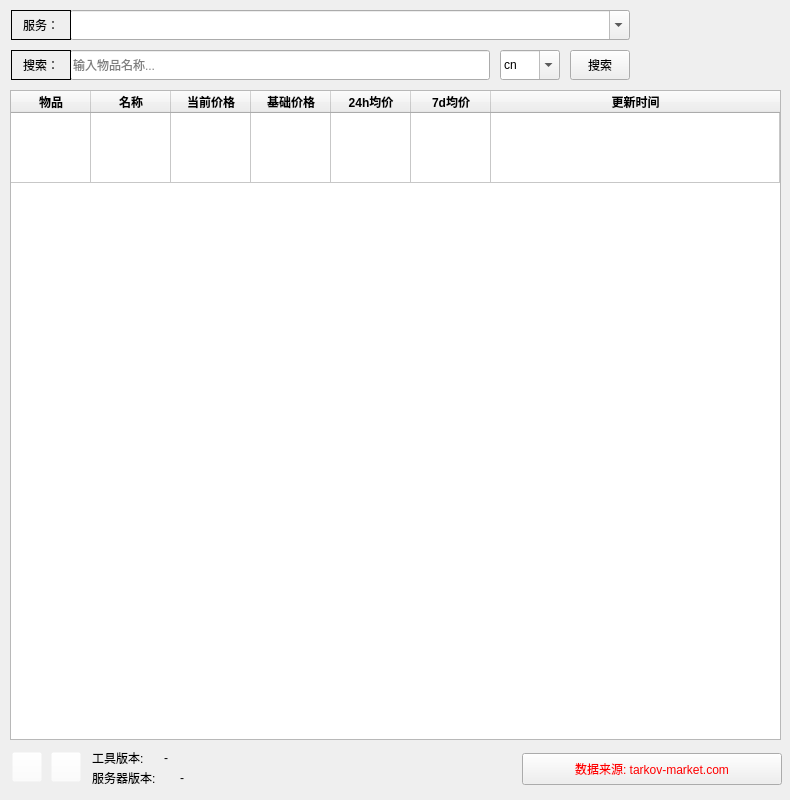
Qt form UI/TarkovPriceQueryTool_UI.ui (JOZA-ORANGE/TarkovPriceQueryTool) before a commit.
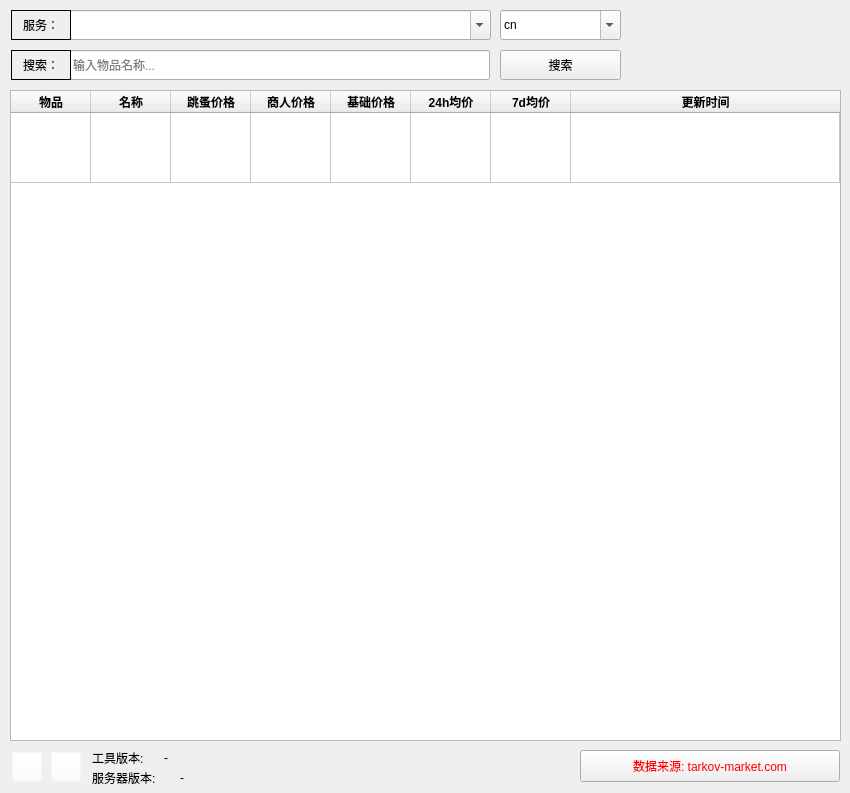
The same form after that commit. Icons and pictures are not drawn.

Commit message: 新增功能

```diff
--- a/UI/TarkovPriceQueryTool_UI.ui
+++ b/UI/TarkovPriceQueryTool_UI.ui
@@ -6,20 +6,20 @@
    <rect>
     <x>0</x>
     <y>0</y>
-    <width>790</width>
-    <height>800</height>
+    <width>850</width>
+    <height>793</height>
    </rect>
   </property>
   <property name="minimumSize">
    <size>
-    <width>790</width>
-    <height>800</height>
+    <width>850</width>
+    <height>793</height>
    </size>
   </property>
   <property name="maximumSize">
    <size>
-    <width>790</width>
-    <height>800</height>
+    <width>850</width>
+    <height>793</height>
    </size>
   </property>
   <property name="baseSize">
@@ -71,7 +71,7 @@
     <rect>
      <x>70</x>
      <y>10</y>
-     <width>560</width>
+     <width>421</width>
      <height>30</height>
     </rect>
    </property>
@@ -125,14 +125,20 @@
     <rect>
      <x>10</x>
      <y>90</y>
-     <width>771</width>
-     <height>650</height>
+     <width>831</width>
+     <height>651</height>
     </rect>
    </property>
    <property name="minimumSize">
     <size>
-     <width>560</width>
-     <height>650</height>
+     <width>831</width>
+     <height>651</height>
+    </size>
+   </property>
+   <property name="maximumSize">
+    <size>
+     <width>831</width>
+     <height>651</height>
     </size>
    </property>
    <property name="iconSize">
@@ -229,7 +235,7 @@
    </column>
    <column>
     <property name="text">
-     <string>当前价格</string>
+     <string>跳蚤价格</string>
     </property>
     <property name="font">
      <font>
@@ -242,6 +248,20 @@
      <set>AlignCenter</set>
     </property>
    </column>
+   <column>
+    <property name="text">
+     <string>商人价格</string>
+    </property>
+    <property name="font">
+     <font>
+      <weight>75</weight>
+      <bold>true</bold>
+     </font>
+    </property>
+    <property name="textAlignment">
+     <set>AlignCenter</set>
+    </property>
+   </column>
    <column>
     <property name="text">
      <string>基础价格</string>
@@ -303,6 +323,9 @@
     </property>
    </column>
    <item row="0" column="0">
+    <property name="text">
+     <string/>
+    </property>
     <property name="textAlignment">
      <set>AlignCenter</set>
     </property>
@@ -311,9 +334,9 @@
   <widget class="QPushButton" name="pushButton_search">
    <property name="geometry">
     <rect>
-     <x>570</x>
+     <x>500</x>
      <y>50</y>
-     <width>60</width>
+     <width>121</width>
      <height>30</height>
     </rect>
    </property>
@@ -325,8 +348,8 @@
    <property name="geometry">
     <rect>
      <x>500</x>
-     <y>50</y>
-     <width>60</width>
+     <y>10</y>
+     <width>121</width>
      <height>30</height>
     </rect>
    </property>
@@ -416,8 +439,8 @@
     <rect>
      <x>164</x>
      <y>750</y>
-     <width>280</width>
-     <height>15</height>
+     <width>411</width>
+     <height>16</height>
     </rect>
    </property>
    <property name="text">
@@ -429,8 +452,8 @@
     <rect>
      <x>180</x>
      <y>770</y>
-     <width>280</width>
-     <height>15</height>
+     <width>391</width>
+     <height>16</height>
     </rect>
    </property>
    <property name="text">
@@ -498,8 +521,8 @@
   <widget class="QPushButton" name="pushButton_toTarkovMarket">
    <property name="geometry">
     <rect>
-     <x>522</x>
-     <y>753</y>
+     <x>580</x>
+     <y>750</y>
      <width>260</width>
      <height>32</height>
     </rect>
```
The commit also changes 2 other files.
